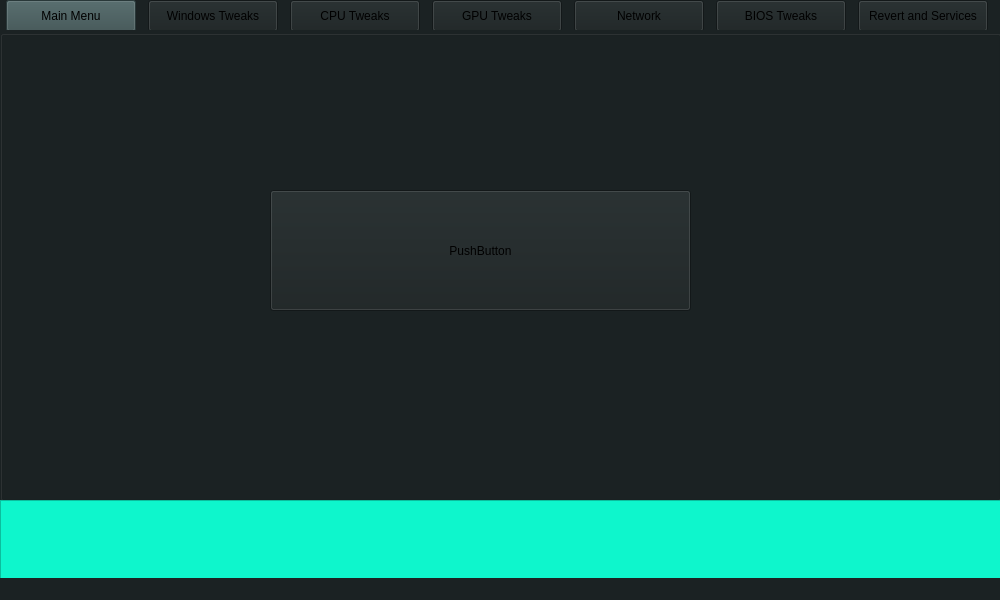
First picture: the form in mainwindow.ui, repository alexhebri/SwiftBoost, before the edit.
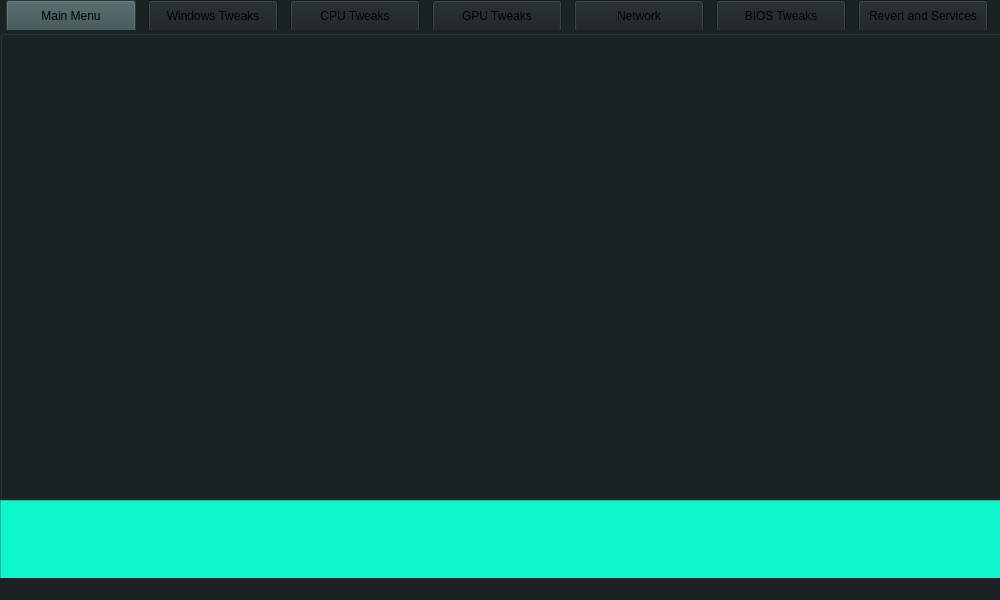
Second picture: the form after the edit.

What changed in the file:
```diff
--- a/mainwindow.ui
+++ b/mainwindow.ui
@@ -223,19 +223,6 @@
     <property name="title">
      <string/>
     </property>
-    <widget class="QPushButton" name="pushButton">
-     <property name="geometry">
-      <rect>
-       <x>270</x>
-       <y>160</y>
-       <width>421</width>
-       <height>121</height>
-      </rect>
-     </property>
-     <property name="text">
-      <string>PushButton</string>
-     </property>
-    </widget>
    </widget>
    <zorder>layoutWidget</zorder>
    <zorder>group_windows</zorder>
```
Left out of the diff: 19 changed lines with no effect on the pictures.
